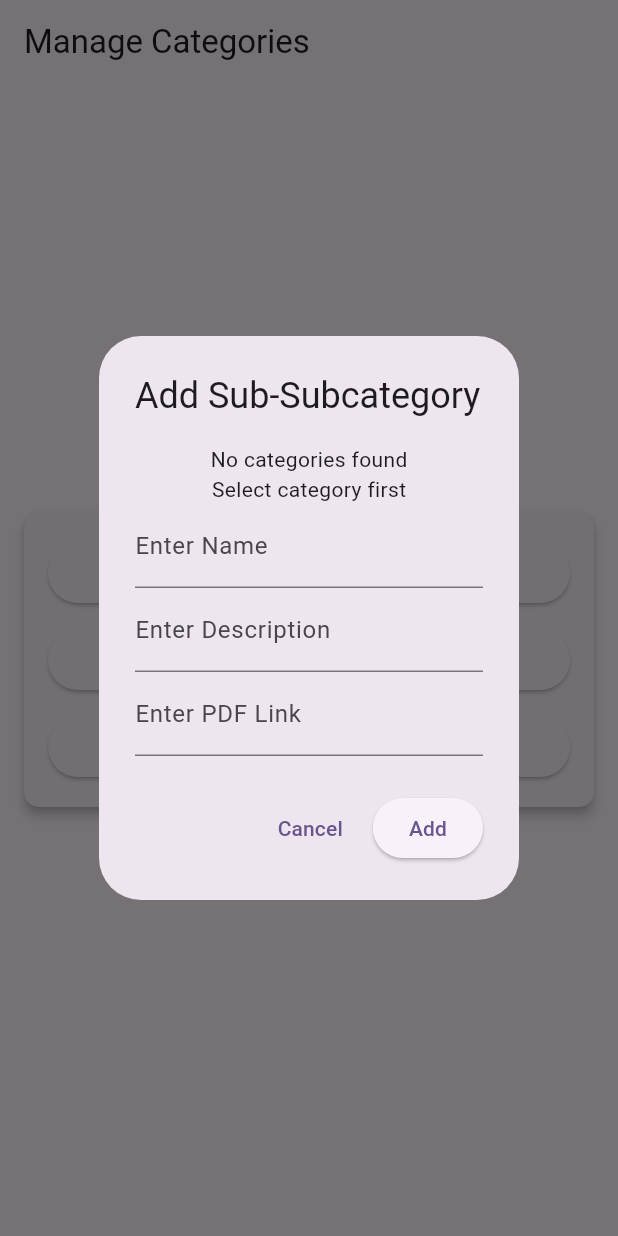
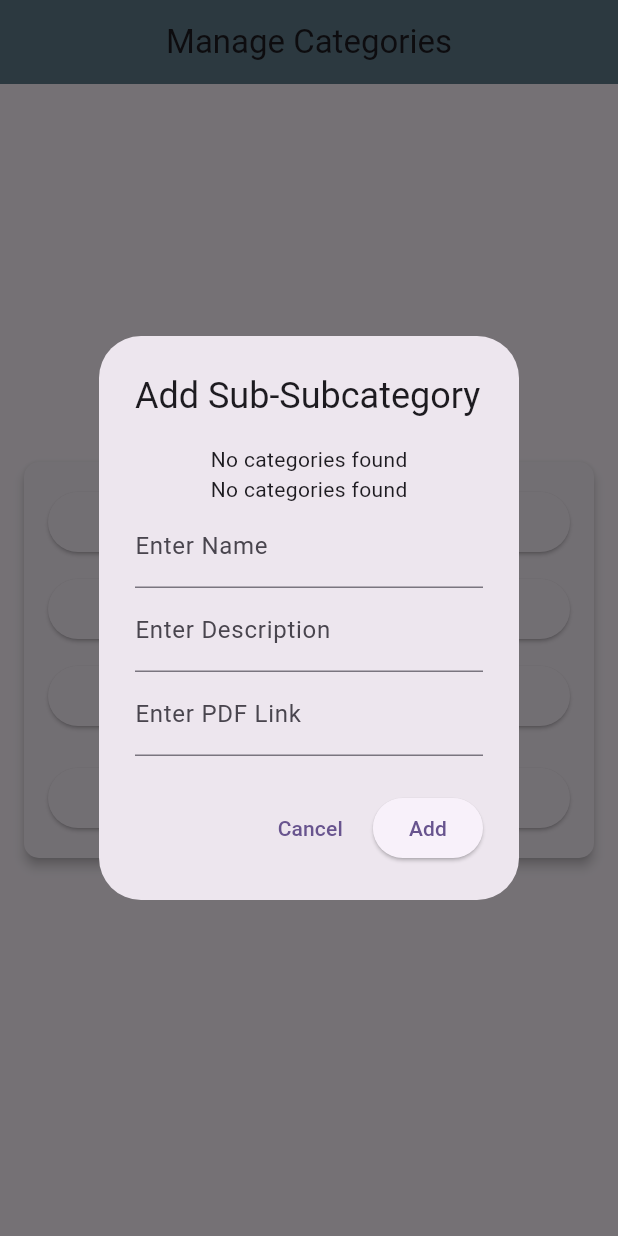
Before and after one commit to papayacoders-dev/dpharma_admin, a Flutter app: the screen it shows after launch, after a tap on "Add Sub-Subcategory", on a phone screen of 412 x 824 dp. Run offline on Flutter 3.47's test engine with Material 3 defaults, Android fonts, the phone set to English and light mode, and no system bars; our stand-ins replace firebase_core, firebase_database; accounts and stored records are empty.

Commit message:
show and delete option

```diff
--- a/lib/view/add_category_page.dart
+++ b/lib/view/add_category_page.dart
@@ -1,3 +1,5 @@
+//
+// import 'package:d_pharma_notes_admin/view/Add_data.dart';
 // import 'package:flutter/material.dart';
 // import 'package:firebase_database/firebase_database.dart';
 //
@@ -56,8 +58,13 @@
 //
 //   /// Add Category to Firebase
 //   Future<void> addCategory(String name, String image) async {
-//     String categoryId = database.child("category").push().key!;
-//     await database.child("category/$categoryId").set({"name": name, "image": image});
+//     String? categoryId = database.child("category").push().key;
+//     if (categoryId != null) {
+//       await database.child("category/$categoryId").set({
+//         "name": name,
+//         "image": image,
+//       });
+//     }
 //   }
 //
 //   /// Open Subcategory Dialog
@@ -81,12 +88,18 @@
 //
 //   /// Add Subcategory to Firebase
 //   Future<void> addSubCategory(String categoryId, String name, String image) async {
-//     String subCategoryId = database.child("category/$categoryId/subcategory").push().key!;
-//     await database.child("category/$categoryId/subcategory/$subCategoryId").set({"name": name, "image": image});
+//     String? subCategoryId = database.child("category/$categoryId/subcategory").push().key;
+//     if (subCategoryId != null) {
+//       await database.child("category/$categoryId/subcategory/$subCategoryId").set({
+//         "name": name,
+//         "image": image,
+//       });
+//     }
 //   }
 //
 //   /// Open Sub-Subcategory Dialog
 //   void openSubSubCategoryDialog() {
+//     clearControllers();
 //     openDialog(
 //       title: "Add Sub-Subcategory",
 //       fields: [
@@ -107,30 +120,31 @@
 //           );
 //           clearControllers();
 //           Navigator.pop(context);
+//         } else {
+//           ScaffoldMessenger.of(context).showSnackBar(
+//             const SnackBar(content: Text("Please select a subcategory and fill ")),
+//           );
 //         }
 //       },
 //     );
 //   }
-//
-//
 //   void clearControllers() {
 //     nameController.clear();
 //     imageController.clear();
 //     pdfLinkController.clear();
 //     descriptionController.clear();
-//     selectedCategoryId = null;
-//     selectedSubCategoryId = null;
-//     setState(() {});
 //   }
 //
 //   /// Add Sub-Subcategory to Firebase
 //   Future<void> addSubSubCategory(String categoryId, String subCategoryId, String name, String pdfLink, String description) async {
-//     String subSubCategoryId = database.child("category/$categoryId/subcategory/$subCategoryId/sub_subcategory").push().key!;
-//     await database.child("category/$categoryId/subcategory/$subCategoryId/sub_subcategory/$subSubCategoryId").set({
-//       "name": name,
-//       "description": description,
-//       "link": pdfLink,
-//     });
+//     String? subSubCategoryId = database.child("category/$categoryId/subcategory/$subCategoryId/sub_subcategory").push().key;
+//     if (subSubCategoryId != null) {
+//       await database.child("category/$categoryId/subcategory/$subCategoryId/sub_subcategory/$subSubCategoryId").set({
+//         "name": name,
+//         "description": description,
+//         "link": pdfLink,
+//       });
+//     }
 //   }
 //
 //   /// Build Category Dropdown
@@ -142,20 +156,22 @@
 //           return const Text("No categories found");
 //         }
 //
-//         Map<dynamic, dynamic> categories = Map<dynamic, dynamic>.from(
-//             snapshot.data!.snapshot.value as Map<dynamic, dynamic>);
+//         var data = snapshot.data!.snapshot.value as Map<dynamic, dynamic>? ?? {};
 //
-//         List<DropdownMenuItem<String>> categoryItems = categories.keys
-//             .map<DropdownMenuItem<String>>((categoryId) {
+//         // Convert the map to a list of dropdown items
+//         List<DropdownMenuItem<String>> categoryItems = data.keys.map<DropdownMenuItem<String>>((categoryId) {
 //           return DropdownMenuItem(
 //             value: categoryId,
-//             child: Text(categories[categoryId]["name"]),
+//             child: Text(data[categoryId]["name"] ?? "Unknown"),
 //           );
 //         }).toList();
 //
-//         if (selectedCategoryId != null && !categories.keys.contains(selectedCategoryId)) {
+//         // If the selected value is no longer valid, reset it
+//         if (selectedCategoryId != null && !data.keys.contains(selectedCategoryId)) {
 //           selectedCategoryId = null;
 //         }
+//
+//
 //
 //         return StatefulBuilder(
 //           builder: (context, setDialogState) {
@@ -166,45 +182,56 @@
 //               onChanged: (value) {
 //                 setDialogState(() {
 //                   selectedCategoryId = value;
-//                   selectedSubCategoryId = null;
+//                   selectedSubCategoryId = null; // Reset subcategory
 //                 });
+//                 setState(() {}); // Ensure entire UI updates
 //               },
 //             );
 //           },
 //         );
+//
 //       },
 //     );
 //   }
 //
+//
+//
 //   /// Build Subcategory Dropdown
+//
+//
+//
 //   Widget buildSubCategoryDropdown() {
 //     return StreamBuilder<DatabaseEvent>(
-//       stream: selectedCategoryId == null
-//           ? const Stream.empty()
-//           : database.child("category/$selectedCategoryId/subcategory").onValue,
-//       builder: (context, snapshot) {
-//         if (selectedCategoryId == null) {
-//           return const Text("Select category first");
+//       stream: database.child("category").onValue,
+//       builder: (context, categorySnapshot) {
+//         if (!categorySnapshot.hasData || categorySnapshot.data!.snapshot.value == null) {
+//           return const Text("No categories found");
 //         }
 //
-//         if (!snapshot.hasData || snapshot.data!.snapshot.value == null) {
+//         var categoryData = categorySnapshot.data!.snapshot.value as Map<dynamic, dynamic>? ?? {};
+//         Map<String, String> allSubCategories = {};
+//
+//         // Iterate through each category to fetch subcategories
+//         categoryData.forEach((categoryId, categoryValue) {
+//           if (categoryValue["subcategory"] != null) {
+//             (categoryValue["subcategory"] as Map<dynamic, dynamic>).forEach((subCategoryId, subCategoryValue) {
+//               if (subCategoryValue["name"] != null && subCategoryValue["name"].toString().trim().isNotEmpty) {
+//                 allSubCategories[subCategoryId] = subCategoryValue["name"];
+//               }
+//             });
+//           }
+//         });
+//
+//         if (allSubCategories.isEmpty) {
 //           return const Text("No subcategories found");
 //         }
 //
-//         Map<dynamic, dynamic> subcategories = Map<dynamic, dynamic>.from(
-//             snapshot.data!.snapshot.value as Map<dynamic, dynamic>);
-//
-//         List<DropdownMenuItem<String>> subCategoryItems = subcategories.keys
-//             .map<DropdownMenuItem<String>>((subCategoryId) {
+//         List<DropdownMenuItem<String>> subCategoryItems = allSubCategories.keys.map<DropdownMenuItem<String>>((subCategoryId) {
 //           return DropdownMenuItem(
 //             value: subCategoryId,
-//             child: Text(subcategories[subCategoryId]["name"]),
+//             child: Text(allSubCategories[subCategoryId] ?? "Unknown"),
 //           );
 //         }).toList();
-//
-//         if (selectedSubCategoryId != null && !subcategories.keys.contains(selectedSubCategoryId)) {
-//           selectedSubCategoryId = null;
-//         }
 //
 //         return StatefulBuilder(
 //           builder: (context, setDialogState) {
@@ -216,6 +243,7 @@
 //                 setDialogState(() {
 //                   selectedSubCategoryId = value;
 //                 });
+//                 setState(() {}); // Ensure entire UI updates
 //               },
 //             );
 //           },
@@ -224,17 +252,20 @@
 //     );
 //   }
 //
+//
 //   @override
 //   Widget build(BuildContext context) {
+//     return Scaffold(
+//       appBar: AppBar(title: Text("Manage Categories"),
+//         backgroundColor: Colors.blueGrey,
+//         centerTitle: true,),
 //
-//
-//     return Scaffold(
-//       appBar: AppBar(title: const Text("Manage Categories")),
 //       body: Padding(
 //         padding: const EdgeInsets.all(12.0),
 //         child: Center(
 //           child: Card(
 //             elevation: 3,
+//             //color: Colors.blueGrey,
 //             shape: RoundedRectangleBorder(borderRadius: BorderRadius.circular(10)),
 //             child: Padding(
 //               padding: const EdgeInsets.all(16.0),
@@ -259,15 +290,15 @@
 //                     child: const Text("Add Category"),
 //                   ),
 //                   const SizedBox(height: 10),
-//                   ElevatedButton(
-//                     onPressed: openSubCategoryDialog,
-//                     child: const Text("Add Subcategory"),
-//                   ),
+//                   ElevatedButton(onPressed: openSubCategoryDialog, child: const Text("Add Subcategory")),
+//
+//
 //                   const SizedBox(height: 10),
-//                   ElevatedButton(
-//                     onPressed: openSubSubCategoryDialog,
-//                     child: const Text("Add Sub-Subcategory"),
-//                   ),
+//                   ElevatedButton(onPressed: openSubSubCategoryDialog, child: const Text("Add Sub-Subcategory")),
+//                   const SizedBox(height: 20),
+//                   // Button to Navigate to Category Management Page
+//
+//
 //                 ],
 //               ),
 //             ),
@@ -275,14 +306,41 @@
 //         ),
 //       ),
 //     );
-//
 //   }
 // }
+//
 
 
 
 
 
+
+
+
+
+
+
+
+
+
+
+
+
+
+
+
+
+
+
+
+
+
+
+
+
+
+
+import 'package:d_pharma_notes_admin/view/Add_data.dart';
 import 'package:flutter/material.dart';
 import 'package:firebase_database/firebase_database.dart';
 
@@ -341,8 +399,13 @@ class _DynamicDataPageState extends State<DynamicDataPage> {
 
   /// Add Category to Firebase
   Future<void> addCategory(String name, String image) async {
-    String categoryId = database.child("category").push().key!;
-    await database.child("category/$categoryId").set({"name": name, "image": image});
+    String? categoryId = database.child("category").push().key;
+    if (categoryId != null) {
+      await database.child("category/$categoryId").set({
+        "name": name,
+        "image": image,
+      });
+    }
   }
 
   /// Open Subcategory Dialog
@@ -366,12 +429,18 @@ class _DynamicDataPageState extends State<DynamicDataPage> {
 
   /// Add Subcategory to Firebase
   Future<void> addSubCategory(String categoryId, String name, String image) async {
-    String subCategoryId = database.child("category/$categoryId/subcategory").push().key!;
-    await database.child("category/$categoryId/subcategory/$subCategoryId").set({"name": name, "image": image});
+    String? subCategoryId = database.child("category/$categoryId/subcategory").push().key;
+    if (subCategoryId != null) {
+      await database.child("category/$categoryId/subcategory/$subCategoryId").set({
+        "name": name,
+        "image": image,
+      });
+    }
   }
 
   /// Open Sub-Subcategory Dialog
   void openSubSubCategoryDialog() {
+    clearControllers();
     openDialog(
       title: "Add Sub-Subcategory",
       fields: [
@@ -394,32 +463,29 @@ class _DynamicDataPageState extends State<DynamicDataPage> {
           Navigator.pop(context);
         } else {
           ScaffoldMessenger.of(context).showSnackBar(
-            const SnackBar(content: Text("Please select a subcategory and fill all fields")),
+            const SnackBar(content: Text("Please select a subcategory and fill ")),
           );
         }
       },
     );
   }
-
   void clearControllers() {
     nameController.clear();
     imageController.clear();
     pdfLinkController.clear();
     descriptionController.clear();
-    setState(() {
-      selectedCategoryId = null;
-      selectedSubCategoryId = null;
-    });
   }
 
   /// Add Sub-Subcategory to Firebase
   Future<void> addSubSubCategory(String categoryId, String subCategoryId, String name, String pdfLink, String description) async {
-    String subSubCategoryId = database.child("category/$categoryId/subcategory/$subCategoryId/sub_subcategory").push().key!;
+    String? subSubCategoryId = database.child("category/$categoryId/subcategory/$subCategoryId/sub_subcategory").push().key;
+    if (subSubCategoryId != null) {
       await database.child("category/$categoryId/subcategory/$subCategoryId/sub_subcategory/$subSubCategoryId").set({
         "name": name,
         "description": description,
         "link": pdfLink,
       });
+    }
   }
 
   /// Build Category Dropdown
@@ -431,13 +497,24 @@ class _DynamicDataPageState extends State<DynamicDataPage> {
           return const Text("No categories found");
         }
 
-        Map<dynamic, dynamic> categories = Map<dynamic, dynamic>.from(snapshot.data!.snapshot.value as Map<dynamic, dynamic>);
-        List<DropdownMenuItem<String>> categoryItems = categories.keys.map<DropdownMenuItem<String>>((categoryId) {
+        var data = snapshot.data!.snapshot.value as Map<dynamic, dynamic>? ?? {};
+
+        // Convert the map to a list of dropdown items
+        List<DropdownMenuItem<String>> categoryItems = data.keys.map<DropdownMenuItem<String>>((categoryId) {
           return DropdownMenuItem(
             value: categoryId,
-            child: Text(categories[categoryId]["name"]),
+            child: Text(data[categoryId]["name"] ?? "Unknown"),
           );
         }).toList();
+
+        // If the selected value is no longer valid, reset it
+        if (selectedCategoryId != null && !data.keys.contains(selectedCategoryId)) {
+          setState(() {
+            selectedCategoryId = null;
+          });
+        }
+
+
 
         return StatefulBuilder(
           builder: (context, setDialogState) {
@@ -448,36 +525,118 @@ class _DynamicDataPageState extends State<DynamicDataPage> {
               onChanged: (value) {
                 setDialogState(() {
                   selectedCategoryId = value;
-                  selectedSubCategoryId = null;
+                  selectedSubCategoryId = null; // Reset subcategory
                 });
+                setState(() {}); // Ensure entire UI updates
               },
             );
           },
         );
+
       },
     );
   }
 
+
+
   /// Build Subcategory Dropdown
+
+
+
+  // Widget buildSubCategoryDropdown() {
+  //   return StreamBuilder<DatabaseEvent>(
+  //     stream: database.child("category").onValue,
+  //     builder: (context, categorySnapshot) {
+  //       if (!categorySnapshot.hasData || categorySnapshot.data!.snapshot.value == null) {
+  //         return const Text("No categories found");
+  //       }
+  //
+  //       var categoryData = categorySnapshot.data!.snapshot.value as Map<dynamic, dynamic>? ?? {};
+  //       Map<String, String> allSubCategories = {};
+  //
+  //       // Iterate through each category to fetch subcategories
+  //       categoryData.forEach((categoryId, categoryValue) {
+  //         if (categoryValue["subcategory"] != null) {
+  //           (categoryValue["subcategory"] as Map<dynamic, dynamic>).forEach((subCategoryId, subCategoryValue) {
+  //             if (subCategoryValue["name"] != null && subCategoryValue["name"].toString().trim().isNotEmpty) {
+  //               allSubCategories[subCategoryId] = subCategoryValue["name"];
+  //             }
+  //           });
+  //         }
+  //       });
+  //
+  //       if (allSubCategories.isEmpty) {
+  //         return const Text("No subcategories found");
+  //       }
+  //
+  //       List<DropdownMenuItem<String>> subCategoryItems = allSubCategories.keys.map<DropdownMenuItem<String>>((subCategoryId) {
+  //         return DropdownMenuItem(
+  //           value: subCategoryId,
+  //           child: Text(allSubCategories[subCategoryId] ?? "Unknown"),
+  //         );
+  //       }).toList();
+  //
+  //       return StatefulBuilder(
+  //         builder: (context, setDialogState) {
+  //           return DropdownButtonFormField<String>(
+  //             value: selectedSubCategoryId,
+  //             hint: const Text("Select Subcategory"),
+  //             items: subCategoryItems,
+  //             onChanged: (value) {
+  //               setDialogState(() {
+  //                 selectedSubCategoryId = value;
+  //               });
+  //               setState(() {}); // Ensure entire UI updates
+  //             },
+  //           );
+  //         },
+  //       );
+  //     },
+  //   );
+  // }
+
+
+
   Widget buildSubCategoryDropdown() {
     return StreamBuilder<DatabaseEvent>(
-      stream: selectedCategoryId == null
-          ? const Stream.empty()
-          : database.child("category/$selectedCategoryId/subcategory").onValue,
-      builder: (context, snapshot) {
-        if (selectedCategoryId == null) {
-          return const Text("Select category first");
+      stream: database.child("category").onValue,
+      builder: (context, categorySnapshot) {
+        if (!categorySnapshot.hasData || categorySnapshot.data!.snapshot.value == null) {
+          return const Text("No categories found");
         }
 
-        if (!snapshot.hasData || snapshot.data!.snapshot.value == null) {
-          return const Text("No subcategories found");
+        var categoryData = categorySnapshot.data!.snapshot.value as Map<dynamic, dynamic>? ?? {};
+        Map<String, String> allSubCategories = {};
+
+        // Ensure subcategories belong to the selected category
+        if (selectedCategoryId != null && categoryData[selectedCategoryId] != null) {
+          var selectedCategoryData = categoryData[selectedCategoryId];
+
+          if (selectedCategoryData["subcategory"] != null) {
+            (selectedCategoryData["subcategory"] as Map<dynamic, dynamic>).forEach((subCategoryId, subCategoryValue) {
+              if (subCategoryValue["name"] != null && subCategoryValue["name"].toString().trim().isNotEmpty) {
+                allSubCategories[subCategoryId] = subCategoryValue["name"];
+              }
+            });
+          }
         }
 
-        Map<dynamic, dynamic> subcategories = Map<dynamic, dynamic>.from(snapshot.data!.snapshot.value as Map<dynamic, dynamic>);
-        List<DropdownMenuItem<String>> subCategoryItems = subcategories.keys.map<DropdownMenuItem<String>>((subCategoryId) {
+        // If no subcategories exist for the selected category
+        if (allSubCategories.isEmpty) {
+          return const Text("No subcategories found for the selected category");
+        }
+
+        // If the previously selected subcategory is no longer valid, reset it
+        if (selectedSubCategoryId != null && !allSubCategories.containsKey(selectedSubCategoryId)) {
+          setState(() {
+            selectedSubCategoryId = null;
+          });
+        }
+
+        List<DropdownMenuItem<String>> subCategoryItems = allSubCategories.keys.map<DropdownMenuItem<String>>((subCategoryId) {
           return DropdownMenuItem(
             value: subCategoryId,
-            child: Text(subcategories[subCategoryId]["name"]),
+            child: Text(allSubCategories[subCategoryId] ?? "Unknown"),
           );
         }).toList();
 
@@ -491,6 +650,7 @@ class _DynamicDataPageState extends State<DynamicDataPage> {
                 setDialogState(() {
                   selectedSubCategoryId = value;
                 });
+                setState(() {}); // Ensure entire UI updates
               },
             );
           },
@@ -499,15 +659,21 @@ class _DynamicDataPageState extends State<DynamicDataPage> {
     );
   }
 
+
+
   @override
   Widget build(BuildContext context) {
     return Scaffold(
-      appBar: AppBar(title: const Text("Manage Categories")),
+      appBar: AppBar(title: Text("Manage Categories"),
+      backgroundColor: Colors.blueGrey,
+      centerTitle: true,),
+
       body: Padding(
         padding: const EdgeInsets.all(12.0),
         child: Center(
           child: Card(
             elevation: 3,
+            //color: Colors.blueGrey,
             shape: RoundedRectangleBorder(borderRadius: BorderRadius.circular(10)),
             child: Padding(
               padding: const EdgeInsets.all(16.0),
@@ -533,8 +699,22 @@ class _DynamicDataPageState extends State<DynamicDataPage> {
                   ),
                   const SizedBox(height: 10),
                    ElevatedButton(onPressed: openSubCategoryDialog, child: const Text("Add Subcategory")),
+
+
                   const SizedBox(height: 10),
                   ElevatedButton(onPressed: openSubSubCategoryDialog, child: const Text("Add Sub-Subcategory")),
+                  const SizedBox(height: 20),
+                  // Button to Navigate to Category Management Page
+                  ElevatedButton(
+                    onPressed: () {
+                      Navigator.push(
+                        context,
+                        MaterialPageRoute(builder: (context) => CategoryManagementPage()),
+                      );
+                    },
+                    child: const Text("ShowData"),
+                  ),
+
                 ],
               ),
             ),
--- a/pubspec.yaml
+++ b/pubspec.yaml
@@ -36,6 +36,9 @@ dependencies:
   # The following adds the Cupertino Icons font to your application.
   # Use with the CupertinoIcons class for iOS style icons.
   cupertino_icons: ^1.0.8
+  flutter_pdfview: ^1.4.0
+  path_provider: ^2.1.5
+  dio: ^5.8.0+1
 
 dev_dependencies:
   flutter_test:
```
Also changed, not shown: lib/view/add_data_database.dart (deleted, +0 -19 lines), pubspec.lock, 1 other file. Lines whose indentation alone changed are shown as unchanged.
